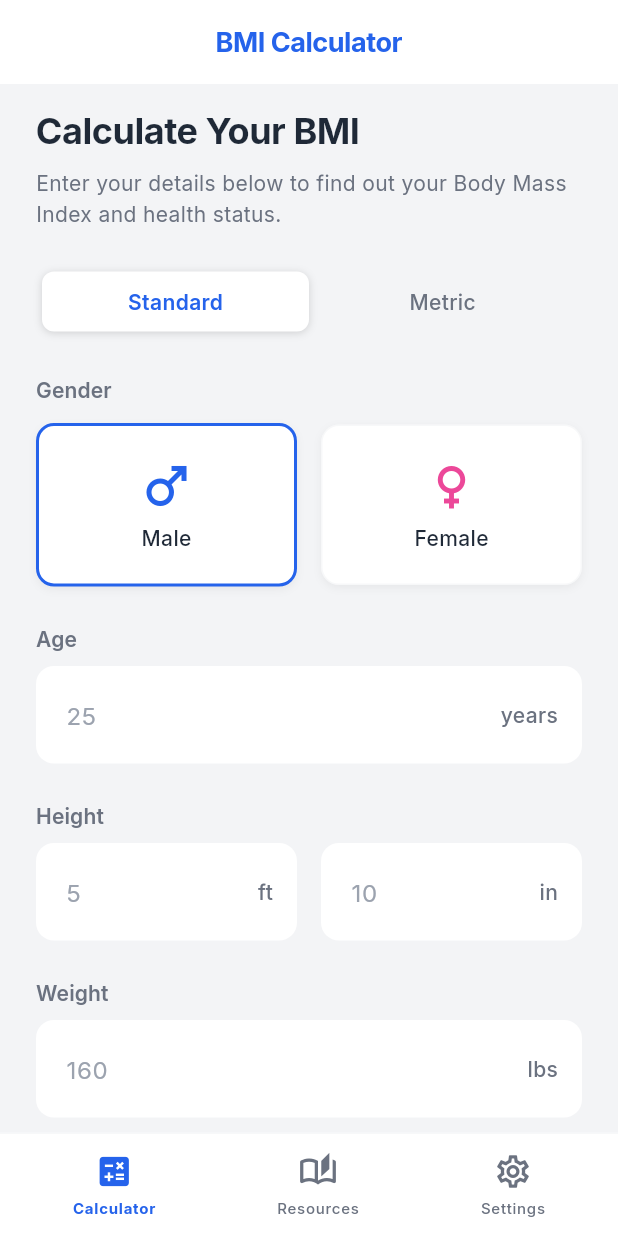
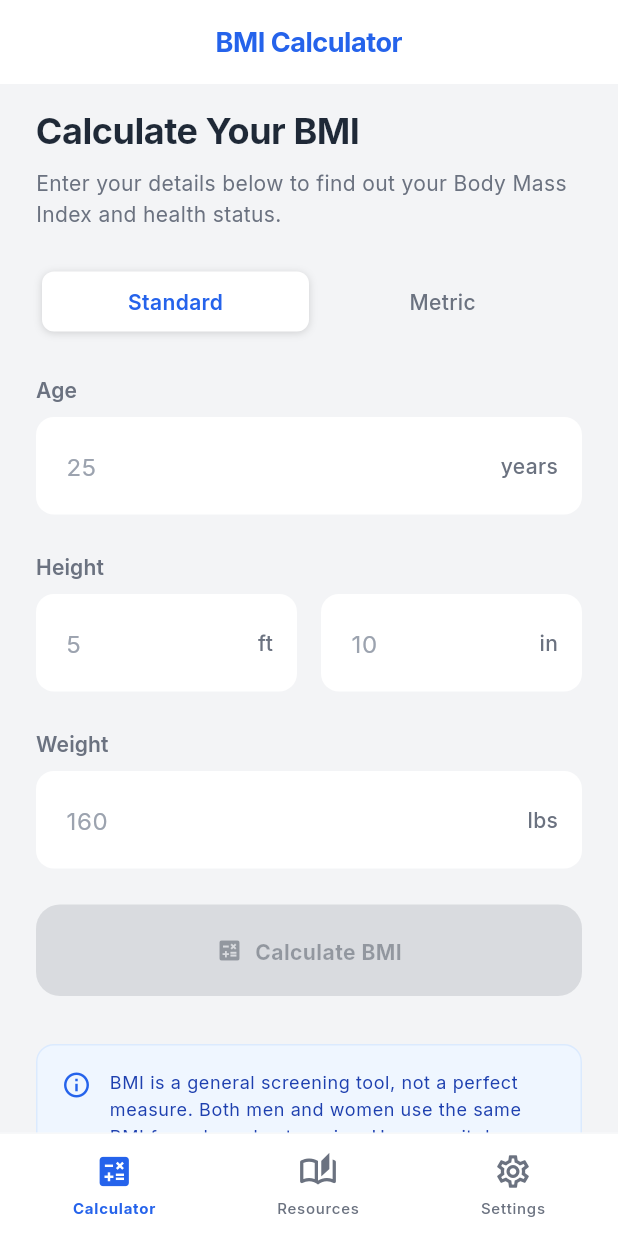
Before and after one commit to Siarc/bmi, a Flutter app: the screen it shows after launch, on a phone screen of 412 x 824 dp. Run offline on Flutter 3.47's test engine with Material 3 defaults, Android fonts, the light colour scheme and no system bars; our stand-ins replace equatable, flutter_bloc, go_router, google_fonts.

Commit message:
Refactor: Remove gender input from BMI calculator
This removes the gender selection feature from the BMI calculator UI and related logic.

The BMI formula and categories are the same for both men and women. The removal simplifies the user interface and the underlying code by eliminating unnecessary state and event handling related to gender.

Specific changes:
- Removed the `GenderSelector` and `GenderCard` widgets from `calculator_page.dart`.
- Deleted the `GenderChanged` event from `calculator_event.dart`.
- Removed the `gender` field from `CalculatorState` and `BmiResult`.
- Updated the info text to clarify that the same formula applies to both men and women.

```diff
--- a/lib/features/calculator/bloc/calculator_bloc.dart
+++ b/lib/features/calculator/bloc/calculator_bloc.dart
@@ -7,7 +7,6 @@ import 'calculator_state.dart';
 /// Handles all calculator input changes and BMI computation.
 class CalculatorBloc extends Bloc<CalculatorEvent, CalculatorState> {
   CalculatorBloc() : super(const CalculatorState()) {
-    on<GenderChanged>(_onGenderChanged);
     on<AgeChanged>(_onAgeChanged);
     on<HeightFeetChanged>(_onHeightFeetChanged);
     on<HeightInchesChanged>(_onHeightInchesChanged);
@@ -17,10 +16,6 @@ class CalculatorBloc extends Bloc<CalculatorEvent, CalculatorState> {
     on<UnitSystemChanged>(_onUnitSystemChanged);
     on<CalculateBmiRequested>(_onCalculateBmi);
     on<CalculatorReset>(_onReset);
-  }
-
-  void _onGenderChanged(GenderChanged event, Emitter<CalculatorState> emit) {
-    emit(state.copyWith(gender: event.gender, clearResult: true));
   }
 
   void _onAgeChanged(AgeChanged event, Emitter<CalculatorState> emit) {
@@ -119,7 +114,6 @@ class CalculatorBloc extends Bloc<CalculatorEvent, CalculatorState> {
       bmi: bmi,
       category: category,
       date: DateTime.now(),
-      gender: state.gender,
       age: state.age,
     );
 
--- a/lib/features/calculator/bloc/calculator_event.dart
+++ b/lib/features/calculator/bloc/calculator_event.dart
@@ -8,14 +8,7 @@ abstract class CalculatorEvent extends Equatable {
   List<Object?> get props => [];
 }
 
-/// User updated gender selection.
-class GenderChanged extends CalculatorEvent {
-  final String gender;
-  const GenderChanged(this.gender);
 
-  @override
-  List<Object?> get props => [gender];
-}
 
 /// User updated age.
 class AgeChanged extends CalculatorEvent {
--- a/lib/features/calculator/bloc/calculator_state.dart
+++ b/lib/features/calculator/bloc/calculator_state.dart
@@ -3,7 +3,6 @@ import '../models/bmi_result.dart';
 
 /// State for the BMI Calculator BLoC.
 class CalculatorState extends Equatable {
-  final String gender;
   final int age;
   final int heightFeet;
   final int heightInches;
@@ -13,9 +12,7 @@ class CalculatorState extends Equatable {
   final bool isMetric;
   final BmiResult? result;
   final bool isCalculating;
-
   const CalculatorState({
-    this.gender = 'male',
     this.age = 0,
     this.heightFeet = 0,
     this.heightInches = 0,
@@ -57,7 +54,6 @@ class CalculatorState extends Equatable {
   }
 
   CalculatorState copyWith({
-    String? gender,
     int? age,
     int? heightFeet,
     int? heightInches,
@@ -70,7 +66,6 @@ class CalculatorState extends Equatable {
     bool clearResult = false,
   }) {
     return CalculatorState(
-      gender: gender ?? this.gender,
       age: age ?? this.age,
       heightFeet: heightFeet ?? this.heightFeet,
       heightInches: heightInches ?? this.heightInches,
@@ -85,7 +80,6 @@ class CalculatorState extends Equatable {
 
   @override
   List<Object?> get props => [
-        gender,
         age,
         heightFeet,
         heightInches,
--- a/lib/features/calculator/models/bmi_result.dart
+++ b/lib/features/calculator/models/bmi_result.dart
@@ -8,7 +8,6 @@ class BmiResult extends Equatable {
   final double bmi;
   final String category;
   final DateTime date;
-  final String gender;
   final int age;
 
   const BmiResult({
@@ -17,7 +16,6 @@ class BmiResult extends Equatable {
     required this.bmi,
     required this.category,
     required this.date,
-    required this.gender,
     required this.age,
   });
 
@@ -53,5 +51,5 @@ class BmiResult extends Equatable {
   }
 
   @override
-  List<Object?> get props => [height, weight, bmi, category, date, gender, age];
+  List<Object?> get props => [height, weight, bmi, category, date, age];
 }
--- a/lib/features/calculator/view/calculator_page.dart
+++ b/lib/features/calculator/view/calculator_page.dart
@@ -119,16 +119,7 @@ class _CalculatorViewState extends State<_CalculatorView> {
                 ),
                 const SizedBox(height: AppTheme.spacingXxl),
 
-                // Gender selector
-                _SectionLabel(label: 'Gender'),
-                const SizedBox(height: AppTheme.spacingMd),
-                _GenderSelector(
-                  selectedGender: state.gender,
-                  onChanged: (gender) {
-                    context.read<CalculatorBloc>().add(GenderChanged(gender));
-                  },
-                ),
-                const SizedBox(height: AppTheme.spacingXxl),
+
 
                 // Age input
                 _SectionLabel(label: 'Age'),
@@ -589,104 +580,7 @@ class _UnitToggle extends StatelessWidget {
   }
 }
 
-/// Gender selector cards matching the reference design.
-class _GenderSelector extends StatelessWidget {
-  final String selectedGender;
-  final ValueChanged<String> onChanged;
 
-  const _GenderSelector({
-    required this.selectedGender,
-    required this.onChanged,
-  });
-
-  @override
-  Widget build(BuildContext context) {
-    return Row(
-      children: [
-        Expanded(
-          child: _GenderCard(
-            label: 'Male',
-            icon: Icons.male,
-            iconColor: Theme.of(context).colorScheme.primary,
-            isSelected: selectedGender == 'male',
-            onTap: () => onChanged('male'),
-          ),
-        ),
-        const SizedBox(width: AppTheme.spacingLg),
-        Expanded(
-          child: _GenderCard(
-            label: 'Female',
-            icon: Icons.female,
-            iconColor: AppColors.accentPink,
-            isSelected: selectedGender == 'female',
-            onTap: () => onChanged('female'),
-          ),
-        ),
-      ],
-    );
-  }
-}
-
-class _GenderCard extends StatelessWidget {
-  final String label;
-  final IconData icon;
-  final Color iconColor;
-  final bool isSelected;
-  final VoidCallback onTap;
-
-  const _GenderCard({
-    required this.label,
-    required this.icon,
-    required this.iconColor,
-    required this.isSelected,
-    required this.onTap,
-  });
-
-  @override
-  Widget build(BuildContext context) {
-    final theme = Theme.of(context);
-    final colorScheme = theme.colorScheme;
-    final isDark = theme.brightness == Brightness.dark;
-
-    return GestureDetector(
-      onTap: onTap,
-      child: AnimatedContainer(
-        duration: const Duration(milliseconds: 200),
-        padding: const EdgeInsets.symmetric(vertical: 20),
-        decoration: BoxDecoration(
-          color: isDark ? colorScheme.surface : colorScheme.surface,
-          borderRadius: BorderRadius.circular(AppTheme.radiusMd),
-          border: Border.all(
-            color: isSelected
-                ? iconColor
-                : colorScheme.outline.withValues(alpha: 0.3),
-            width: isSelected ? 2 : 1,
-          ),
-          boxShadow: [
-            BoxShadow(
-              color: Colors.black.withValues(alpha: isDark ? 0.2 : 0.05),
-              blurRadius: 4,
-              offset: const Offset(0, 2),
-            ),
-          ],
-        ),
-        child: Column(
-          mainAxisAlignment: MainAxisAlignment.center,
-          children: [
-            Icon(icon, size: 40, color: iconColor),
-            const SizedBox(height: 4),
-            Text(
-              label,
-              style: theme.textTheme.bodyMedium?.copyWith(
-                fontWeight: FontWeight.w500,
-              ),
-            ),
-          ],
-        ),
-      ),
-    );
-  }
-}
 
 /// Styled input field matching reference: rounded, shadow, suffix unit label.
 class _InputField extends StatelessWidget {
@@ -780,7 +674,7 @@ class _InfoCard extends StatelessWidget {
           const SizedBox(width: AppTheme.spacingMd),
           Expanded(
             child: Text(
-              'BMI is a useful screening tool, but it does not diagnose body fatness or health. Please consult a healthcare provider for a full assessment.',
+              'BMI is a general screening tool, not a perfect measure. Both men and women use the same BMI formula and categories. However, it does not consider muscle mass, fat distribution, or bone density. Please consult a healthcare provider for a localized assessment.',
               style: theme.textTheme.bodySmall?.copyWith(
                 color: isDark
                     ? AppColors.darkInfoText
```
